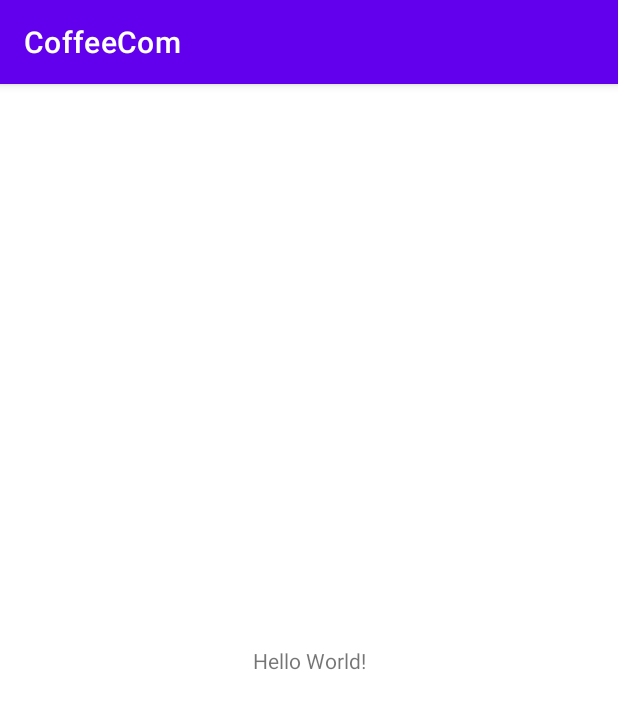
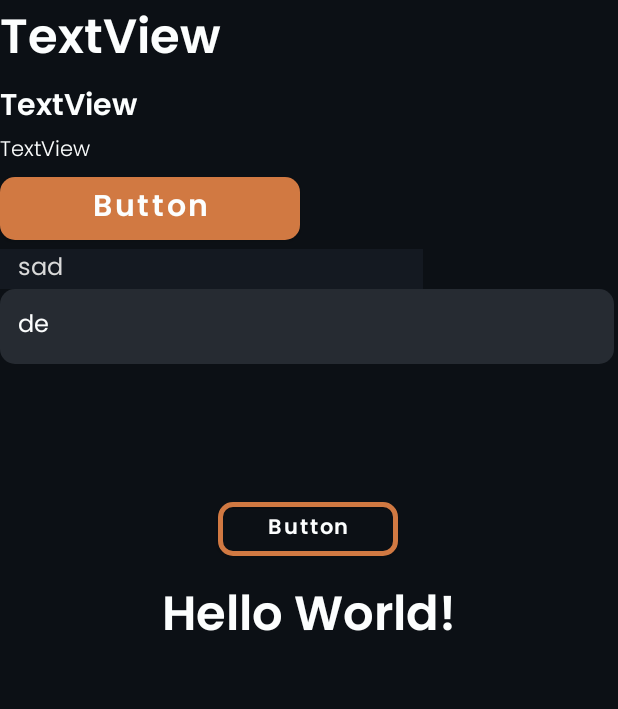
Before and after one commit to MADCoffeeCom/CoffeeCommunity, an Android app: the screen it shows after launch (MainActivity), on a phone screen of 412 x 824 dp. Shown: the top 709 px of the screen. Run offline under Robolectric (Android 15) with nearby library versions, the phone set to English and light mode, and no system bars.

Commit message:
Basic styling, button, heading and textbox

```diff
--- /dev/null
+++ b/app/src/main/res/drawable/textbox.xml
@@ -0,0 +1,15 @@
+<?xml version="1.0" encoding="utf-8"?>
+<selector xmlns:android="http://schemas.android.com/apk/res/android">
+    <item android:state_enabled="true" android:state_focused="true">
+        <shape android:shape="rectangle">
+            <solid android:color="@color/black_90" />
+            <corners android:radius="10dp" />
+        </shape>
+    </item>
+    <item android:state_enabled="true" android:state_focused="false">
+        <shape android:shape="rectangle">
+            <solid android:color="@color/grey" />
+            <corners android:radius="10dp" />
+        </shape>
+    </item>
+</selector>
--- a/app/src/main/res/layout/activity_main.xml
+++ b/app/src/main/res/layout/activity_main.xml
@@ -4,9 +4,12 @@
     xmlns:tools="http://schemas.android.com/tools"
     android:layout_width="match_parent"
     android:layout_height="match_parent"
+    android:background="@color/black"
     tools:context=".MainActivity">
 
     <TextView
+        android:id="@+id/textView"
+        style="@style/h1"
         android:layout_width="wrap_content"
         android:layout_height="wrap_content"
         android:text="Hello World!"
@@ -15,4 +18,72 @@
         app:layout_constraintStart_toStartOf="parent"
         app:layout_constraintTop_toTopOf="parent" />
 
+    <Button
+        android:id="@+id/button3"
+        style="@style/smallSecondaryBtn"
+        android:layout_height="wrap_content"
+        android:layout_marginBottom="8dp"
+        android:text="Button"
+        app:layout_constraintBottom_toTopOf="@+id/textView"
+        app:layout_constraintEnd_toEndOf="parent"
+        app:layout_constraintHorizontal_bias="0.498"
+        app:layout_constraintStart_toStartOf="parent" />
+
+    <LinearLayout
+        android:layout_width="409dp"
+        android:layout_height="342dp"
+        android:orientation="vertical"
+        tools:layout_editor_absoluteX="1dp"
+        tools:layout_editor_absoluteY="388dp">
+
+        <TextView
+            android:id="@+id/textView2"
+            style="@style/h1"
+            android:layout_width="match_parent"
+            android:layout_height="wrap_content"
+            android:text="TextView" />
+
+        <TextView
+            android:id="@+id/textView3"
+            style="@style/h2"
+            android:layout_width="match_parent"
+            android:layout_height="wrap_content"
+            android:text="TextView" />
+
+        <TextView
+            android:id="@+id/textView4"
+            style="@style/c1"
+            android:layout_width="match_parent"
+            android:layout_height="wrap_content"
+            android:text="TextView" />
+
+        <Button
+            android:id="@+id/button"
+            style="@style/primaryBtn"
+            android:layout_height="wrap_content"
+            android:text="Button" />
+
+        <EditText
+            android:id="@+id/editTextTextPersonName"
+            style="@style/defaultTextBox"
+            android:layout_width="282dp"
+            android:layout_height="wrap_content"
+            android:background="@color/black_90"
+            android:ems="10"
+            android:hint="sad"
+            android:textColorHint="@color/disable_grey"
+            android:inputType="textPersonName" />
+
+        <EditText
+            android:id="@+id/editTextTextPersonName2"
+            style="@style/defaultTextBox"
+            android:layout_width="match_parent"
+            android:layout_height="50dp"
+            android:ems="10"
+            android:inputType="textPersonName"
+            android:background="@drawable/textbox"
+            android:textColorHint="@color/disable_grey"
+            android:text="de" />
+    </LinearLayout>
+
 </androidx.constraintlayout.widget.ConstraintLayout>
--- a/app/src/main/res/values-night/themes.xml
+++ b/app/src/main/res/values-night/themes.xml
@@ -1,16 +1,17 @@
 <resources xmlns:tools="http://schemas.android.com/tools">
     <!-- Base application theme. -->
-    <style name="Theme.CoffeeCom" parent="Theme.MaterialComponents.DayNight.DarkActionBar">
+    <style name="Theme.CoffeeCom" parent="Theme.MaterialComponents.DayNight.NoActionBar">
         <!-- Primary brand color. -->
-        <item name="colorPrimary">@color/purple_200</item>
-        <item name="colorPrimaryVariant">@color/purple_700</item>
-        <item name="colorOnPrimary">@color/black</item>
+        <item name="colorPrimary">@color/orange</item>
+        <item name="colorPrimaryVariant">@color/orange_60</item>
+        <item name="colorOnPrimary">@color/white</item>
         <!-- Secondary brand color. -->
-        <item name="colorSecondary">@color/teal_200</item>
-        <item name="colorSecondaryVariant">@color/teal_200</item>
+        <item name="colorSecondary">@color/white</item>
+        <item name="colorSecondaryVariant">@color/white_60</item>
         <item name="colorOnSecondary">@color/black</item>
         <!-- Status bar color. -->
         <item name="android:statusBarColor">?attr/colorPrimaryVariant</item>
         <!-- Customize your theme here. -->
     </style>
+
 </resources>
--- a/app/src/main/res/values/colors.xml
+++ b/app/src/main/res/values/colors.xml
@@ -1,10 +1,13 @@
 <?xml version="1.0" encoding="utf-8"?>
 <resources>
-    <color name="purple_200">#FFBB86FC</color>
-    <color name="purple_500">#FF6200EE</color>
-    <color name="purple_700">#FF3700B3</color>
-    <color name="teal_200">#FF03DAC5</color>
-    <color name="teal_700">#FF018786</color>
-    <color name="black">#FF000000</color>
-    <color name="white">#FFFFFFFF</color>
+    <color name="orange">#D17942</color>
+    <color name="orange_60">#E3AF8E</color>
+    <color name="grey">#262B32</color>
+    <color name="disable_grey">#D9D9D9</color>
+    <color name="red">#E54848</color>
+    <color name="black">#0C1015</color>
+    <color name="black_90">#141921</color>
+    <color name="white">#FCFEFE</color>
+    <color name="white_60">#CCCECF</color>
+    <color name="transparent">#00000000</color>
 </resources>
--- /dev/null
+++ b/app/src/main/res/values/styles.xml
@@ -0,0 +1,72 @@
+<?xml version="1.0" encoding="utf-8"?>
+<resources>
+
+<!--    ================================Button==========================================-->
+    <style name="button" parent="Widget.MaterialComponents.Button">
+        <item name="android:layout_width">200dp</item>
+        <item name="android:gravity">center_vertical|center_horizontal</item>
+        <item name="android:textColor">@color/white</item>
+        <item name="fontFamily">@font/poppins_semibold</item>
+        <item name="android:textSize">20sp</item>
+        <item name="textAllCaps">false</item>
+        <item name="cornerRadius">10dp</item>
+    </style>
+
+    <style name="primaryBtn" parent="@style/button" />
+
+    <style name="secondaryBtn" parent="@style/button">
+        <item name="backgroundTint">@color/transparent</item>
+        <item name="strokeColor">@color/orange</item>
+        <item name="strokeWidth">3dp</item>
+    </style>
+
+    <style name="smallPrimaryBtn" parent="primaryBtn">
+        <item name="android:layout_width">120dp</item>
+        <item name="android:textSize">14dp</item>
+    </style>
+
+    <style name="smallSecondaryBtn" parent="secondaryBtn">
+        <item name="android:layout_width">120dp</item>
+        <item name="android:textSize">14dp</item>
+    </style>
+
+<!--    ========================================Text================================-->
+    <style name="h1">
+        <item name="android:textColor">@color/white</item>
+        <item name="fontFamily">@font/poppins_semibold</item>
+        <item name="android:textSize">32sp</item>
+    </style>
+
+    <style name="h2">
+        <item name="android:textColor">@color/white</item>
+        <item name="fontFamily">@font/poppins_semibold</item>
+        <item name="android:textSize">20sp</item>
+    </style>
+
+    <style name="c1">
+        <item name="android:textColor">@color/white</item>
+        <item name="fontFamily">@font/poppins_light</item>
+        <item name="android:textSize">14dp</item>
+    </style>
+
+    <style name="c2">
+        <item name="android:textColor">@color/white</item>
+        <item name="fontFamily">@font/poppins_light</item>
+        <item name="android:textSize">12dp</item>
+    </style>
+
+<!--    ==============================================TextBox==================================-->
+    <style name="defaultTextBox">
+        <item name="android:textColor">@color/white</item>
+        <item name="fontFamily">@font/poppins_regular</item>
+        <item name="android:textSize">16dp</item>
+        <item name="android:paddingStart">12dp</item>
+        <item name="android:paddingEnd">12dp</item>
+        <item name="android:drawablePadding">12dp</item>
+    </style>
+
+    <style name="multiLineTextBox" parent="@style/defaultTextBox">
+        <item name="android:inputType">textAutoComplete|textMultiLine</item>
+    </style>
+
+</resources>
--- a/app/src/main/res/values/themes.xml
+++ b/app/src/main/res/values/themes.xml
@@ -1,13 +1,13 @@
 <resources xmlns:tools="http://schemas.android.com/tools">
     <!-- Base application theme. -->
-    <style name="Theme.CoffeeCom" parent="Theme.MaterialComponents.DayNight.DarkActionBar">
+    <style name="Theme.CoffeeCom" parent="Theme.MaterialComponents.DayNight.NoActionBar">
         <!-- Primary brand color. -->
-        <item name="colorPrimary">@color/purple_500</item>
-        <item name="colorPrimaryVariant">@color/purple_700</item>
+        <item name="colorPrimary">@color/orange</item>
+        <item name="colorPrimaryVariant">@color/orange_60</item>
         <item name="colorOnPrimary">@color/white</item>
         <!-- Secondary brand color. -->
-        <item name="colorSecondary">@color/teal_200</item>
-        <item name="colorSecondaryVariant">@color/teal_700</item>
+        <item name="colorSecondary">@color/white</item>
+        <item name="colorSecondaryVariant">@color/white_60</item>
         <item name="colorOnSecondary">@color/black</item>
         <!-- Status bar color. -->
         <item name="android:statusBarColor">?attr/colorPrimaryVariant</item>
```
Also changed, not shown: app/src/main/res/drawable-v24/button.xml (added, +42 -0 lines), app/src/main/res/drawable-v24/button_disabled.xml (added, +9 -0 lines), app/src/main/res/drawable-v24/button_enabled.xml (added, +9 -0 lines), app/src/main/res/drawable-v24/button_focused.xml (added, +9 -0 lines), app/src/main/res/drawable-v24/button_pressed.xml (added, +9 -0 lines), app/src/main/res/drawable/secondary_button.xml (added, +17 -0 lines), app/src/main/res/drawable/secondary_button_enable.xml (added, +11 -0 lines), app/src/main/res/drawable/secondary_button_pressed.xml (added, +13 -0 lines), app/src/main/res/font/poppins.xml (added, +15 -0 lines), app/src/main/res/font/poppins_light.ttf (added), app/src/main/res/font/poppins_regular.ttf (added), app/src/main/res/font/poppins_semibold.ttf (added).
